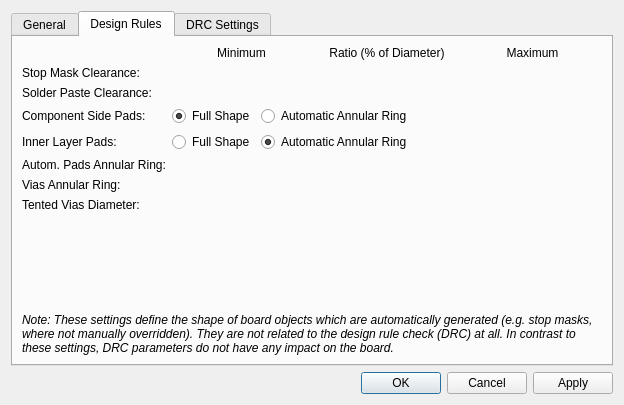
LibrePCB/LibrePCB, file libs/librepcb/editor/project/board/boardsetupdialog.ui: the form before one commit.
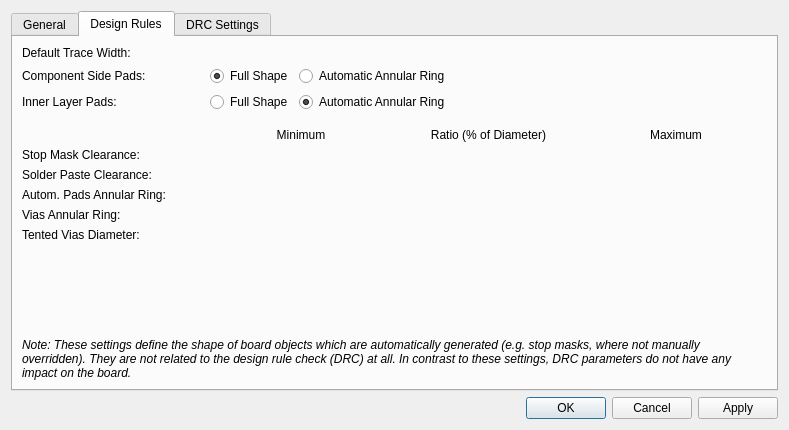
The form after the commit. The open tabs and pages were chosen to show the change. Icons and pictures are not drawn. Custom widgets are drawn as their Qt base class.

Commit message: Specify default trace width in design rules & net class

Diff of the .ui file:
```diff
--- a/libs/librepcb/editor/project/board/boardsetupdialog.ui
+++ b/libs/librepcb/editor/project/board/boardsetupdialog.ui
@@ -6,8 +6,8 @@
    <rect>
     <x>0</x>
     <y>0</y>
-    <width>624</width>
-    <height>405</height>
+    <width>789</width>
+    <height>430</height>
    </rect>
   </property>
   <property name="windowTitle">
@@ -225,37 +225,57 @@
        <string>Design Rules</string>
       </attribute>
       <layout class="QGridLayout" name="gridLayout">
-       <item row="0" column="2">
-        <widget class="QLabel" name="label_5">
+       <item row="10" column="1">
+        <widget class="librepcb::editor::UnsignedLengthEdit" name="edtRulesPadAnnularRingMin" native="true"/>
+       </item>
+       <item row="6" column="2">
+        <widget class="librepcb::editor::UnsignedRatioEdit" name="edtRulesStopMaskClrRatio" native="true"/>
+       </item>
+       <item row="12" column="0">
+        <widget class="QLabel" name="label_6">
+         <property name="toolTip">
+          <string>Vias with a drill diameter up to this diameter will be covered with solder resist (if not manually overridden). For larger vias, a stop mask opening is added.</string>
+         </property>
          <property name="text">
-          <string>Ratio (% of Diameter)</string>
+          <string>Tented Vias Diameter:</string>
          </property>
-         <property name="alignment">
-          <set>Qt::AlignCenter</set>
+        </widget>
+       </item>
+       <item row="11" column="3">
+        <widget class="librepcb::editor::UnsignedLengthEdit" name="edtRulesViaAnnularRingMax" native="true"/>
+       </item>
+       <item row="1" column="0">
+        <widget class="QLabel" name="label_12">
+         <property name="text">
+          <string>Component Side Pads:</string>
          </property>
         </widget>
        </item>
-       <item row="3" column="2">
-        <widget class="librepcb::editor::UnsignedRatioEdit" name="edtRulesSolderPasteClrRatio" native="true"/>
+       <item row="6" column="0">
+        <widget class="QLabel" name="label_4">
+         <property name="text">
+          <string>Stop Mask Clearance:</string>
+         </property>
+        </widget>
        </item>
-       <item row="2" column="3">
-        <widget class="librepcb::editor::UnsignedLengthEdit" name="edtRulesStopMaskClrMax" native="true"/>
+       <item row="7" column="1">
+        <widget class="librepcb::editor::UnsignedLengthEdit" name="edtRulesSolderPasteClrMin" native="true"/>
        </item>
        <item row="7" column="0">
-        <widget class="QLabel" name="label_10">
+        <widget class="QLabel" name="label_11">
          <property name="text">
-          <string>Vias Annular Ring:</string>
+          <string>Solder Paste Clearance:</string>
          </property>
         </widget>
        </item>
-       <item row="5" column="0">
+       <item row="2" column="0">
         <widget class="QLabel" name="label_13">
          <property name="text">
           <string>Inner Layer Pads:</string>
          </property>
         </widget>
        </item>
-       <item row="9" column="0" colspan="4">
+       <item row="13" column="0" colspan="4">
         <widget class="QLabel" name="label_3">
          <property name="sizePolicy">
           <sizepolicy hsizetype="Preferred" vsizetype="Expanding">
@@ -279,17 +299,125 @@
          </property>
         </widget>
        </item>
-       <item row="3" column="0">
-        <widget class="QLabel" name="label_11">
-         <property name="text">
-          <string>Solder Paste Clearance:</string>
-         </property>
-        </widget>
-       </item>
        <item row="7" column="3">
-        <widget class="librepcb::editor::UnsignedLengthEdit" name="edtRulesViaAnnularRingMax" native="true"/>
+        <widget class="librepcb::editor::UnsignedLengthEdit" name="edtRulesSolderPasteClrMax" native="true"/>
        </item>
-       <item row="4" column="1" colspan="3">
+       <item row="6" column="1">
+        <widget class="librepcb::editor::UnsignedLengthEdit" name="edtRulesStopMaskClrMin" native="true"/>
+       </item>
+       <item row="12" column="3">
+        <widget class="librepcb::editor::UnsignedLengthEdit" name="edtRulesStopMaskMaxViaDia" native="true"/>
+       </item>
+       <item row="11" column="0">
+        <widget class="QLabel" name="label_10">
+         <property name="text">
+          <string>Vias Annular Ring:</string>
+         </property>
+        </widget>
+       </item>
+       <item row="0" column="1">
+        <widget class="librepcb::editor::PositiveLengthEdit" name="edtDefaultTraceWidth" native="true"/>
+       </item>
+       <item row="4" column="1">
+        <widget class="QLabel" name="label_8">
+         <property name="text">
+          <string>Minimum</string>
+         </property>
+         <property name="alignment">
+          <set>Qt::AlignmentFlag::AlignCenter</set>
+         </property>
+        </widget>
+       </item>
+       <item row="3" column="0">
+        <spacer name="verticalSpacer_2">
+         <property name="orientation">
+          <enum>Qt::Orientation::Vertical</enum>
+         </property>
+         <property name="sizeType">
+          <enum>QSizePolicy::Policy::Fixed</enum>
+         </property>
+         <property name="sizeHint" stdset="0">
+          <size>
+           <width>20</width>
+           <height>10</height>
+          </size>
+         </property>
+        </spacer>
+       </item>
+       <item row="2" column="1" colspan="3">
+        <layout class="QHBoxLayout" name="horizontalLayout_3" stretch="0,1">
+         <item>
+          <widget class="QRadioButton" name="rbtnRulesInnerPadFullShape">
+           <property name="text">
+            <string>Full Shape</string>
+           </property>
+           <attribute name="buttonGroup">
+            <string notr="true">btnGroupRulesInnerPadShape</string>
+           </attribute>
+          </widget>
+         </item>
+         <item>
+          <widget class="QRadioButton" name="rbtnRulesInnerPadAutoAnnular">
+           <property name="text">
+            <string>Automatic Annular Ring</string>
+           </property>
+           <property name="checked">
+            <bool>true</bool>
+           </property>
+           <attribute name="buttonGroup">
+            <string notr="true">btnGroupRulesInnerPadShape</string>
+           </attribute>
+          </widget>
+         </item>
+        </layout>
+       </item>
+       <item row="10" column="3">
+        <widget class="librepcb::editor::UnsignedLengthEdit" name="edtRulesPadAnnularRingMax" native="true"/>
+       </item>
+       <item row="4" column="2">
+        <widget class="QLabel" name="label_5">
+         <property name="text">
+          <string>Ratio (% of Diameter)</string>
+         </property>
+         <property name="alignment">
+          <set>Qt::AlignmentFlag::AlignCenter</set>
+         </property>
+        </widget>
+       </item>
+       <item row="11" column="1">
+        <widget class="librepcb::editor::UnsignedLengthEdit" name="edtRulesViaAnnularRingMin" native="true"/>
+       </item>
+       <item row="0" column="0">
+        <widget class="QLabel" name="label_36">
+         <property name="text">
+          <string>Default Trace Width:</string>
+         </property>
+        </widget>
+       </item>
+       <item row="10" column="0">
+        <widget class="QLabel" name="label_7">
+         <property name="text">
+          <string>Autom. Pads Annular Ring:</string>
+         </property>
+        </widget>
+       </item>
+       <item row="4" column="3">
+        <widget class="QLabel" name="label_9">
+         <property name="text">
+          <string>Maximum</string>
+         </property>
+         <property name="alignment">
+          <set>Qt::AlignmentFlag::AlignCenter</set>
+         </property>
+        </widget>
+       </item>
+       <item row="10" column="2">
+        <widget class="librepcb::editor::UnsignedRatioEdit" name="edtRulesPadAnnularRingRatio" native="true"/>
+       </item>
+       <item row="6" column="3">
+        <widget class="librepcb::editor::UnsignedLengthEdit" name="edtRulesStopMaskClrMax" native="true"/>
+       </item>
+       <item row="1" column="1" colspan="3">
         <layout class="QHBoxLayout" name="horizontalLayout_2">
          <item>
           <widget class="QRadioButton" name="rbtnRulesCmpSidePadFullShape">
@@ -363,114 +491,12 @@
          </item>
         </layout>
        </item>
-       <item row="6" column="2">
-        <widget class="librepcb::editor::UnsignedRatioEdit" name="edtRulesPadAnnularRingRatio" native="true"/>
-       </item>
-       <item row="2" column="1">
-        <widget class="librepcb::editor::UnsignedLengthEdit" name="edtRulesStopMaskClrMin" native="true"/>
-       </item>
-       <item row="5" column="1" colspan="3">
-        <layout class="QHBoxLayout" name="horizontalLayout_3" stretch="0,1">
-         <item>
-          <widget class="QRadioButton" name="rbtnRulesInnerPadFullShape">
-           <property name="text">
-            <string>Full Shape</string>
-           </property>
-           <attribute name="buttonGroup">
-            <string notr="true">btnGroupRulesInnerPadShape</string>
-           </attribute>
-          </widget>
-         </item>
-         <item>
-          <widget class="QRadioButton" name="rbtnRulesInnerPadAutoAnnular">
-           <property name="text">
-            <string>Automatic Annular Ring</string>
-           </property>
-           <property name="checked">
-            <bool>true</bool>
-           </property>
-           <attribute name="buttonGroup">
-            <string notr="true">btnGroupRulesInnerPadShape</string>
-           </attribute>
-          </widget>
-         </item>
-        </layout>
-       </item>
-       <item row="6" column="0">
-        <widget class="QLabel" name="label_7">
-         <property name="text">
-          <string>Autom. Pads Annular Ring:</string>
-         </property>
-        </widget>
-       </item>
-       <item row="2" column="0">
-        <widget class="QLabel" name="label_4">
-         <property name="text">
-          <string>Stop Mask Clearance:</string>
-         </property>
-        </widget>
-       </item>
-       <item row="0" column="3">
-        <widget class="QLabel" name="label_9">
-         <property name="text">
-          <string>Maximum</string>
-         </property>
-         <property name="alignment">
-          <set>Qt::AlignCenter</set>
-         </property>
-        </widget>
-       </item>
        <item row="7" column="2">
+        <widget class="librepcb::editor::UnsignedRatioEdit" name="edtRulesSolderPasteClrRatio" native="true"/>
+       </item>
+       <item row="11" column="2">
         <widget class="librepcb::editor::UnsignedRatioEdit" name="edtRulesViaAnnularRingRatio" native="true"/>
        </item>
-       <item row="4" column="0">
-        <widget class="QLabel" name="label_12">
-         <property name="text">
-          <string>Component Side Pads:</string>
-         </property>
-        </widget>
-       </item>
-       <item row="3" column="3">
-        <widget class="librepcb::editor::UnsignedLengthEdit" name="edtRulesSolderPasteClrMax" native="true"/>
-       </item>
-       <item row="6" column="3">
-        <widget class="librepcb::editor::UnsignedLengthEdit" name="edtRulesPadAnnularRingMax" native="true"/>
-       </item>
-       <item row="3" column="1">
-        <widget class="librepcb::editor::UnsignedLengthEdit" name="edtRulesSolderPasteClrMin" native="true"/>
-       </item>
-       <item row="2" column="2">
-        <widget class="librepcb::editor::UnsignedRatioEdit" name="edtRulesStopMaskClrRatio" native="true"/>
-       </item>
-       <item row="7" column="1">
-        <widget class="librepcb::editor::UnsignedLengthEdit" name="edtRulesViaAnnularRingMin" native="true"/>
-       </item>
-       <item row="0" column="1">
-        <widget class="QLabel" name="label_8">
-         <property name="text">
-          <string>Minimum</string>
-         </property>
-         <property name="alignment">
-          <set>Qt::AlignCenter</set>
-         </property>
-        </widget>
-       </item>
-       <item row="6" column="1">
-        <widget class="librepcb::editor::UnsignedLengthEdit" name="edtRulesPadAnnularRingMin" native="true"/>
-       </item>
-       <item row="8" column="0">
-        <widget class="QLabel" name="label_6">
-         <property name="toolTip">
-          <string>Vias with a drill diameter up to this diameter will be covered with solder resist (if not manually overridden). For larger vias, a stop mask opening is added.</string>
-         </property>
-         <property name="text">
-          <string>Tented Vias Diameter:</string>
-         </property>
-        </widget>
-       </item>
-       <item row="8" column="3">
-        <widget class="librepcb::editor::UnsignedLengthEdit" name="edtRulesStopMaskMaxViaDia" native="true"/>
-       </item>
       </layout>
      </widget>
      <widget class="QWidget" name="tabDrcSettings">
```
Left out of the diff: 41 changed lines with no effect on the pictures. The commit also changes 27 other files.
